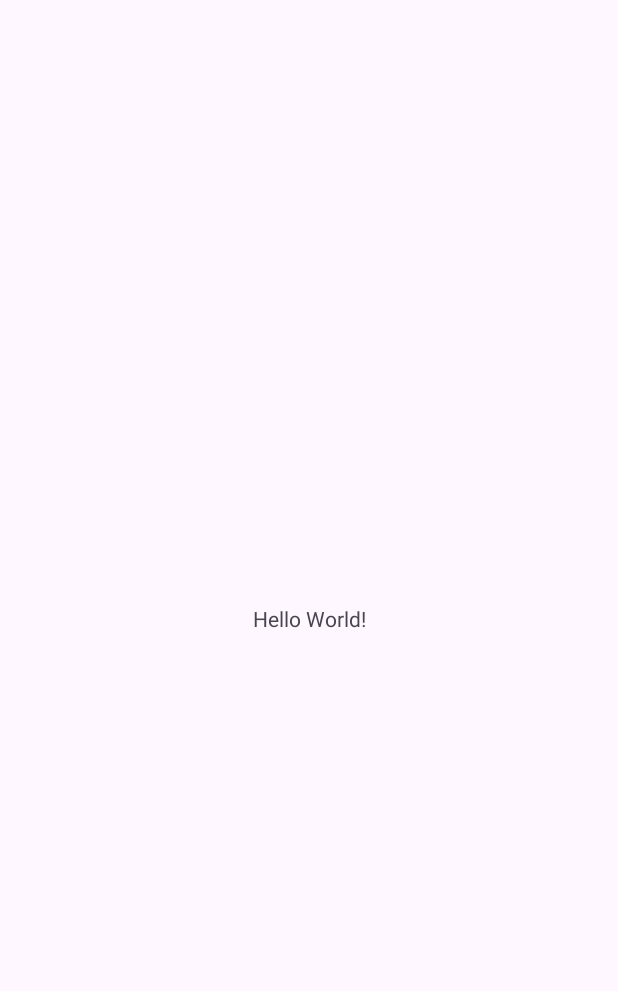
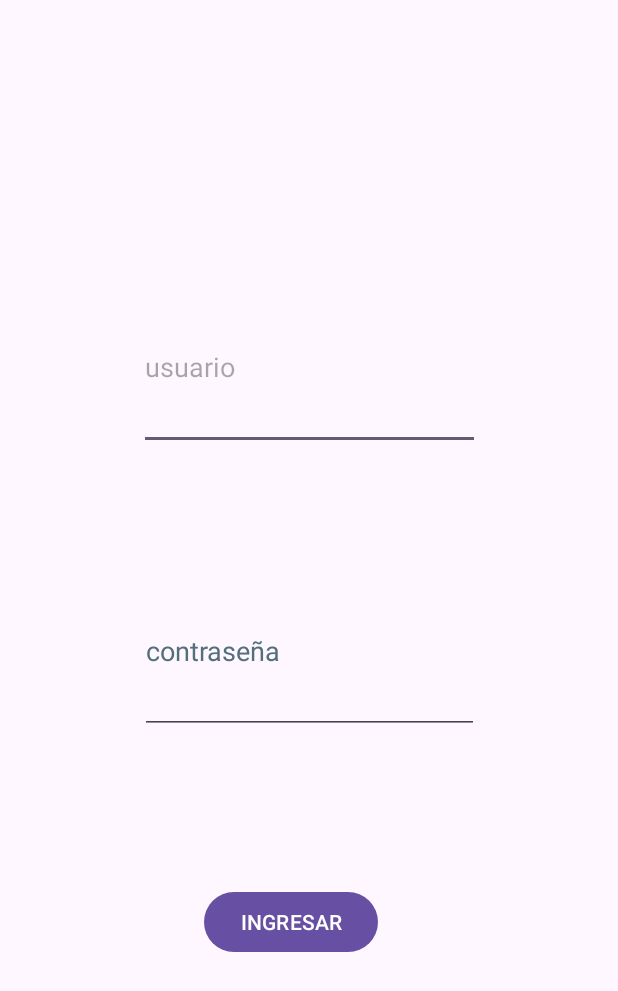
Before and after one commit to htejadag/CM2025EP, an Android app: the screen it shows after launch (MainActivity before the commit, LoginActivity after it), on a phone screen of 412 x 824 dp. Before the commit the part shown is almost empty. Shown: the top 991 px of the screen. Run offline under Robolectric (Android 15) with nearby library versions, the phone set to English and light mode, and no system bars.

Commit message:
examen parcial

```diff
--- a/app/src/main/AndroidManifest.xml
+++ b/app/src/main/AndroidManifest.xml
@@ -13,7 +13,7 @@
         android:theme="@style/Theme.ExamenParcial"
         tools:targetApi="31">
         <activity
-            android:name=".MainActivity"
+            android:name=".LoginActivity"
             android:exported="true">
             <intent-filter>
                 <action android:name="android.intent.action.MAIN" />
@@ -21,6 +21,9 @@
                 <category android:name="android.intent.category.LAUNCHER" />
             </intent-filter>
         </activity>
+        <activity
+            android:name=".MainActivity"
+            android:exported="false" />
     </application>
 
 </manifest>
--- /dev/null
+++ b/app/src/main/java/com/example/examenparcial/LoginActivity.java
@@ -0,0 +1,48 @@
+package com.example.examenparcial;
+
+import android.content.Intent;
+import android.os.Bundle;
+import android.view.View;
+import android.widget.EditText;
+import android.widget.Toast;
+
+import androidx.activity.EdgeToEdge;
+import androidx.appcompat.app.AppCompatActivity;
+import androidx.core.graphics.Insets;
+import androidx.core.view.ViewCompat;
+import androidx.core.view.WindowInsetsCompat;
+
+public class LoginActivity extends AppCompatActivity {
+
+    EditText etUsuario;
+    EditText etContrasena;
+
+    @Override
+    protected void onCreate(Bundle savedInstanceState) {
+        super.onCreate(savedInstanceState);
+        EdgeToEdge.enable(this);
+        setContentView(R.layout.activity_login);
+        ViewCompat.setOnApplyWindowInsetsListener(findViewById(R.id.main), (v, insets) -> {
+            Insets systemBars = insets.getInsets(WindowInsetsCompat.Type.systemBars());
+            v.setPadding(systemBars.left, systemBars.top, systemBars.right, systemBars.bottom);
+            return insets;
+        });
+
+        etUsuario = findViewById(R.id.txtUsuario);
+        etContrasena = findViewById(R.id.txtContrasena);
+    }
+
+    public void Login(View view){
+        String usr = etUsuario.getText().toString();
+        String psswd = etContrasena.getText().toString();
+        if(usr.compareTo(psswd)==0){
+            Intent i = new Intent(this, MainActivity.class);
+            i.putExtra("usuario",usr);
+            i.putExtra("contrasena",psswd);
+            startActivity(i);
+        }else{
+            Toast.makeText(this, "credenciales incorrectas", Toast.LENGTH_LONG).show();
+        }
+
+    }
+}
--- /dev/null
+++ b/app/src/main/res/layout/activity_login.xml
@@ -0,0 +1,53 @@
+<?xml version="1.0" encoding="utf-8"?>
+<androidx.constraintlayout.widget.ConstraintLayout xmlns:android="http://schemas.android.com/apk/res/android"
+    xmlns:app="http://schemas.android.com/apk/res-auto"
+    xmlns:tools="http://schemas.android.com/tools"
+    android:id="@+id/main"
+    android:layout_width="match_parent"
+    android:layout_height="match_parent"
+    tools:context=".LoginActivity">
+
+    <EditText
+        android:id="@+id/txtUsuario"
+        android:layout_width="227dp"
+        android:layout_height="0dp"
+        android:layout_marginTop="190dp"
+        android:layout_marginBottom="79dp"
+        android:autofillHints=""
+        android:ems="10"
+        android:hint="@string/txt_user"
+        android:importantForAutofill="no"
+        android:inputType="text"
+        app:layout_constraintBottom_toTopOf="@+id/txtContrasena"
+        app:layout_constraintEnd_toEndOf="parent"
+        app:layout_constraintStart_toStartOf="parent"
+        app:layout_constraintTop_toTopOf="parent"
+        android:maxLength="20"/>
+
+    <EditText
+        android:id="@+id/txtContrasena"
+        android:layout_width="226dp"
+        android:layout_height="0dp"
+        android:layout_marginBottom="101dp"
+        android:autofillHints=""
+        android:ems="10"
+        android:hint="@string/txt_passwd"
+        android:inputType="textPassword"
+        android:textColorHint="#546E7A"
+        app:layout_constraintBottom_toTopOf="@+id/btnIngresar"
+        app:layout_constraintEnd_toEndOf="parent"
+        app:layout_constraintStart_toStartOf="parent"
+        app:layout_constraintTop_toBottomOf="@+id/txtUsuario" />
+
+    <Button
+        android:id="@+id/btnIngresar"
+        android:layout_width="wrap_content"
+        android:layout_height="wrap_content"
+        android:layout_marginStart="136dp"
+        android:layout_marginBottom="185dp"
+        android:onClick="Login"
+        android:text="@string/btn_ingresar"
+        app:layout_constraintBottom_toBottomOf="parent"
+        app:layout_constraintStart_toStartOf="parent"
+        app:layout_constraintTop_toBottomOf="@+id/txtContrasena" />
+</androidx.constraintlayout.widget.ConstraintLayout>
```
Also changed, not shown: app/src/main/java/com/example/examenparcial/MainActivity.java (+52 -0 lines), app/src/main/res/layout/activity_main.xml (+90 -5 lines), app/src/main/res/values/strings.xml (+17 -1 lines).
